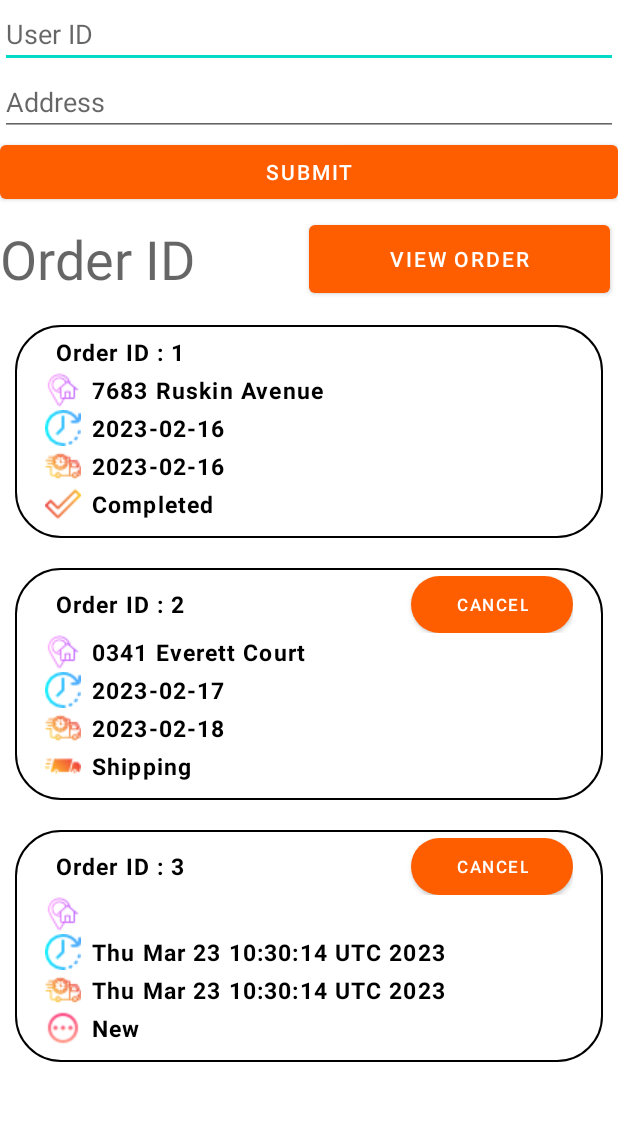
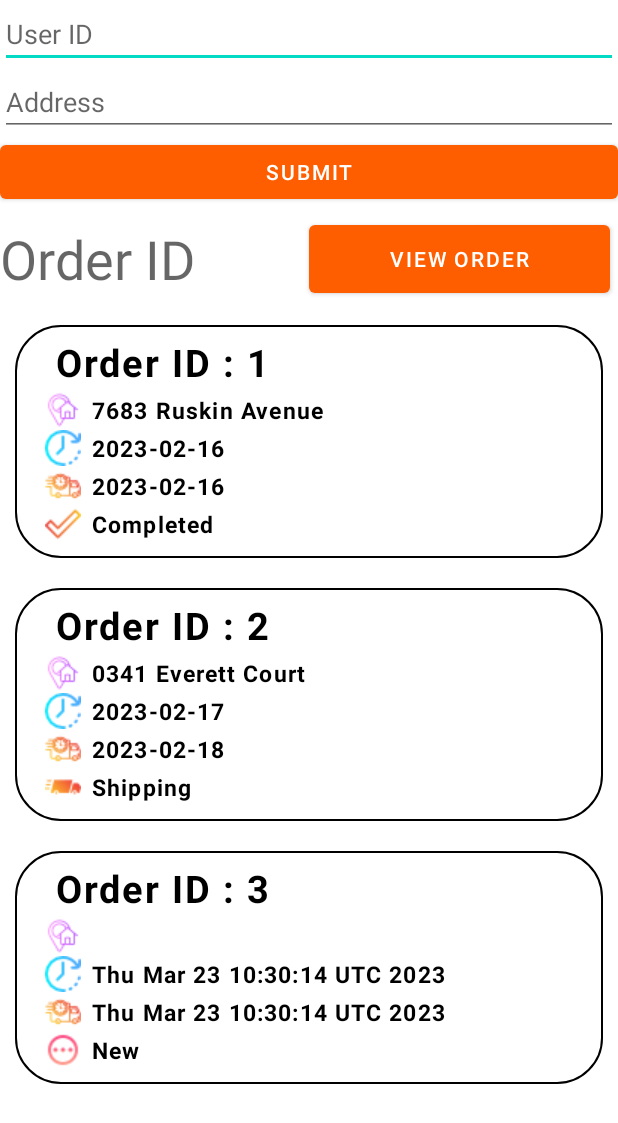
Before and after one commit to nguyenthu120801/FoodApp_Group6_SE1611, an Android app: the OrderActivity screen opened directly, with no data from a screen before it, after a tap on "VIEW ORDER", on a phone screen of 412 x 824 dp. Shown: the top 1123 px of the screen. Run offline under Robolectric (Android 15) with nearby library versions, the phone set to English and light mode, and no system bars; 1 statement that could not run was skipped.

Commit message:
remove cancel oreder

```diff
--- a/app/src/main/java/com/example/foodapp/Adapter/OrderAdapter.java
+++ b/app/src/main/java/com/example/foodapp/Adapter/OrderAdapter.java
@@ -48,7 +48,7 @@
         }
         holder.addressText.setText(order.getAddress());
         setDisplayStatus(order, holder);
-        setDisplayCancelButton(order, holder);
+//        setDisplayCancelButton(order, holder);
         holder.linearLayout.setOnClickListener(view -> toOrderDetail(order.getOrderID()));
     }
 
@@ -65,15 +65,15 @@
         holder.statusText.setText(order.getStatus());
     }
 
-    private void setDisplayCancelButton(Order order, OrderViewHolder holder) {
-        boolean displayCancelButton = order.getStatus().equals(Order.STATUS_COMPLETED) || order.getStatus().equals(Order.STATUS_CANCELLED);
-        if (displayCancelButton) {
-            holder.cancelButton.setVisibility(View.GONE);
-        }else {
-            holder.cancelButton.setVisibility(View.VISIBLE);
-            holder.cancelButton.setOnClickListener(view -> cancelOrder(order.getOrderID()));
-        }
-    }
+//    private void setDisplayCancelButton(Order order, OrderViewHolder holder) {
+//        boolean displayCancelButton = order.getStatus().equals(Order.STATUS_COMPLETED) || order.getStatus().equals(Order.STATUS_CANCELLED);
+//        if (displayCancelButton) {
+//            holder.cancelButton.setVisibility(View.GONE);
+//        }else {
+//            holder.cancelButton.setVisibility(View.VISIBLE);
+//            holder.cancelButton.setOnClickListener(view -> cancelOrder(order.getOrderID()));
+//        }
+//    }
 
     private void cancelOrder(int orderId) {
         AlertDialog.Builder builder = new AlertDialog.Builder(context);
--- a/app/src/main/java/com/example/foodapp/Adapter/OrderViewHolder.java
+++ b/app/src/main/java/com/example/foodapp/Adapter/OrderViewHolder.java
@@ -13,7 +13,6 @@
 
 public class OrderViewHolder extends RecyclerView.ViewHolder {
     public TextView orderIdText,addressText, orderDateText,shipDateText, statusText;
-    public Button cancelButton;
     public LinearLayout linearLayout,shipDateLayout;
     public ImageView statusImage;
     public OrderViewHolder(@NonNull View itemView) {
@@ -23,7 +22,6 @@
         shipDateText = itemView.findViewById(R.id.ship_date_text);
         addressText = itemView.findViewById(R.id.address_text);
         statusText = itemView.findViewById(R.id.status_text);
-        cancelButton = itemView.findViewById(R.id.cancel_order_btn);
         linearLayout = itemView.findViewById(R.id.order_all_view);
         shipDateLayout = itemView.findViewById(R.id.ship_date_layout);
         statusImage = itemView.findViewById(R.id.status_image);
--- a/app/src/main/res/layout/activity_view_order.xml
+++ b/app/src/main/res/layout/activity_view_order.xml
@@ -25,20 +25,10 @@
             <TextView
                 android:layout_centerVertical="true"
                 android:id="@+id/order_id_text"
+                android:textSize="25sp"
                 style="@style/orderView"
                 android:text="Order Id" />
 
-            <Button
-                android:id="@+id/cancel_order_btn"
-                android:layout_height="wrap_content"
-                android:minHeight="38dp"
-                android:textSize="11sp"
-                android:layout_width="wrap_content"
-                android:background="@drawable/rounded_textview"
-                android:paddingHorizontal="30dp"
-                android:layout_alignParentEnd="true"
-                android:onClick="cancelOrder"
-                android:text="Cancel" />
         </RelativeLayout>
         <LinearLayout
             android:layout_width="match_parent"
```
